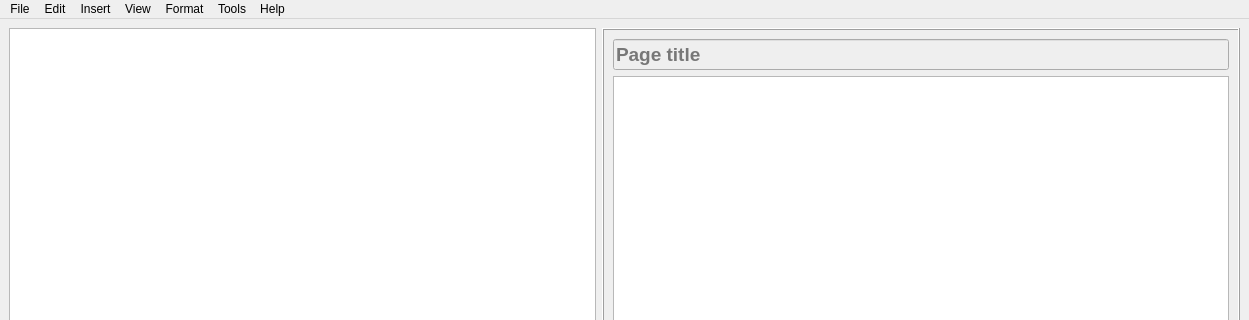
Above: ui_forms/main_window_2_column.ui from don-fink/NoteBook before the change; both pictures show x 0 to 1249 and y 0 to 320 of the 1249 by 737 pixel window. Below: the same form after it.
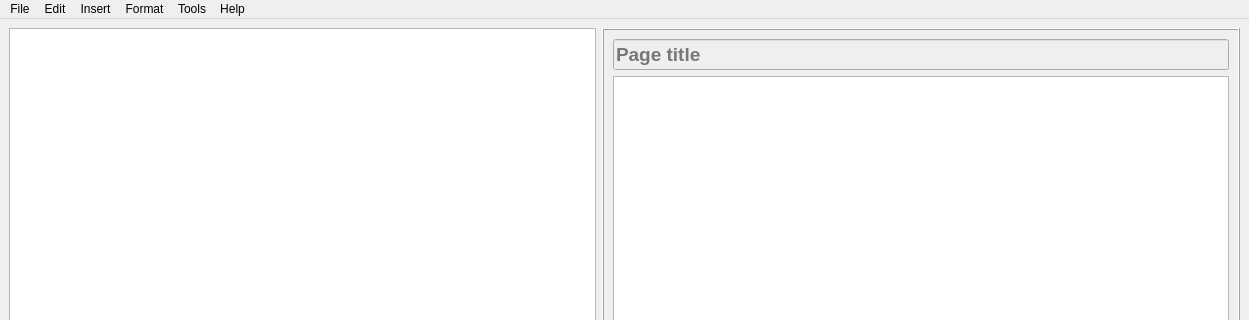
That is the form after the change.

Commit message: Release v1.5.0: preset fidelity and menu cleanup

```diff
--- a/ui_forms/main_window_2_column.ui
+++ b/ui_forms/main_window_2_column.ui
@@ -152,12 +152,6 @@
     <addaction name="actionDelete_Planning_Register_Preset"/>
     <addaction name="separator"/>
    </widget>
-   <widget class="QMenu" name="menuView">
-    <property name="title">
-     <string>View</string>
-    </property>
-    <addaction name="actionRich_Text_Tools"/>
-   </widget>
    <widget class="QMenu" name="menuHelp">
     <property name="title">
      <string>Help</string>
@@ -236,7 +230,6 @@
    <addaction name="menuFile"/>
    <addaction name="menuEdit"/>
    <addaction name="menuInsert"/>
-   <addaction name="menuView"/>
    <addaction name="menuFormat"/>
    <addaction name="menuTools"/>
    <addaction name="menuHelp"/>
```
Left out of the diff: 5 changed lines with no effect on the pictures. The commit also changes 5 other files.
